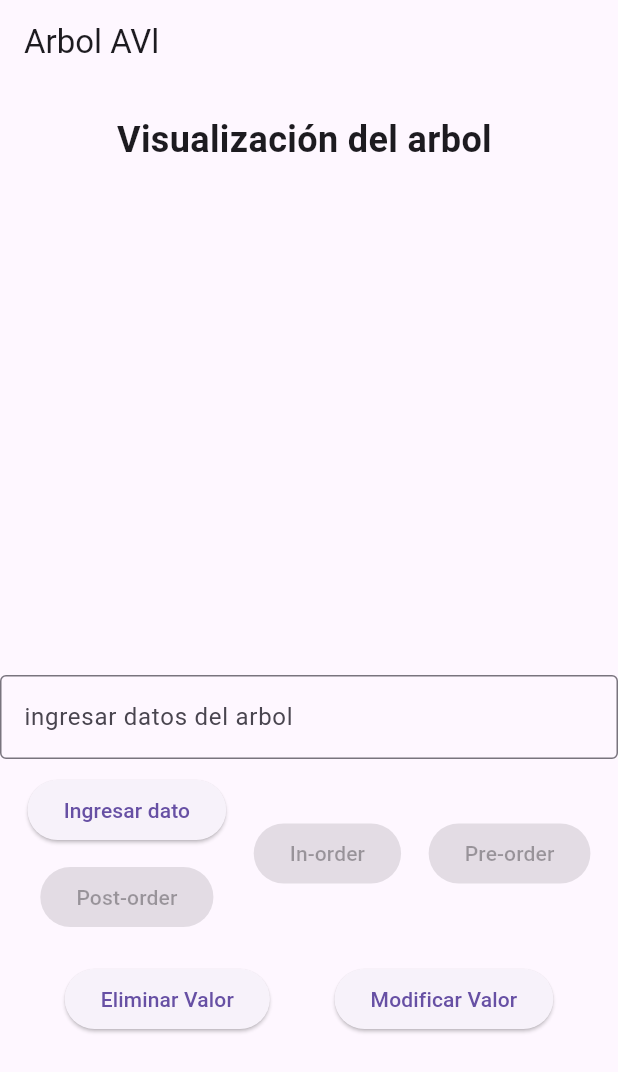
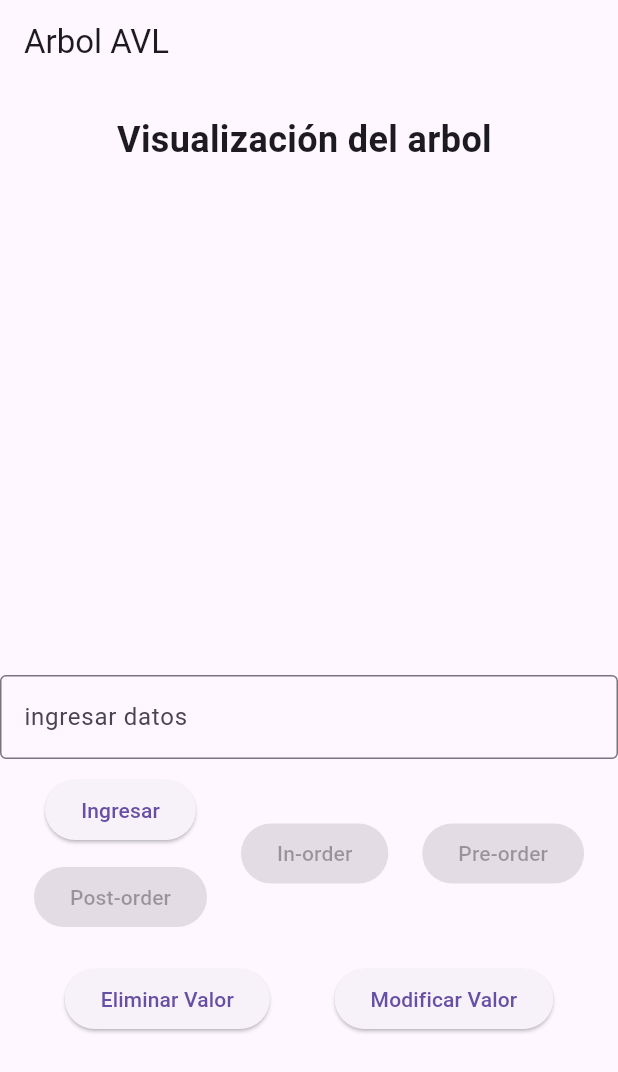
Before and after one commit to peluza43/arbol_avl, a Flutter app: the screen it shows after launch, on a phone screen of 412 x 824 dp. Shown: the top 1072 px of the screen. Run offline on Flutter 3.47's test engine with Material 3 defaults, Android fonts, the phone set to English and light mode, and no system bars.

Commit message:
verificar si funciona correctamente git

```diff
--- a/lib/main.dart
+++ b/lib/main.dart
@@ -33,7 +33,7 @@ class _AVLTreeScreenState extends State<AVLTreeScreen> {
   Widget build(BuildContext context) {
     return Scaffold(
       appBar: AppBar(
-        title: Text('Arbol AVl'),
+        title: Text('Arbol AVL'),
       ),
       body: SingleChildScrollView(
         child: Column(
@@ -59,7 +59,7 @@ class _AVLTreeScreenState extends State<AVLTreeScreen> {
             TextField(
               controller: _controller,
               decoration: InputDecoration(
-                labelText: 'ingresar datos del arbol',
+                labelText: 'ingresar datos',
                 border: OutlineInputBorder(),
               ),
               onChanged: (value) {
@@ -76,7 +76,7 @@ class _AVLTreeScreenState extends State<AVLTreeScreen> {
                   children: [
                     ElevatedButton(
                       onPressed: _buildAVLTree,
-                      child: Text('Ingresar dato'),
+                      child: Text('Ingresar'),
                     ),
                     SizedBox(height: 10.0),
                     ElevatedButton(
```
